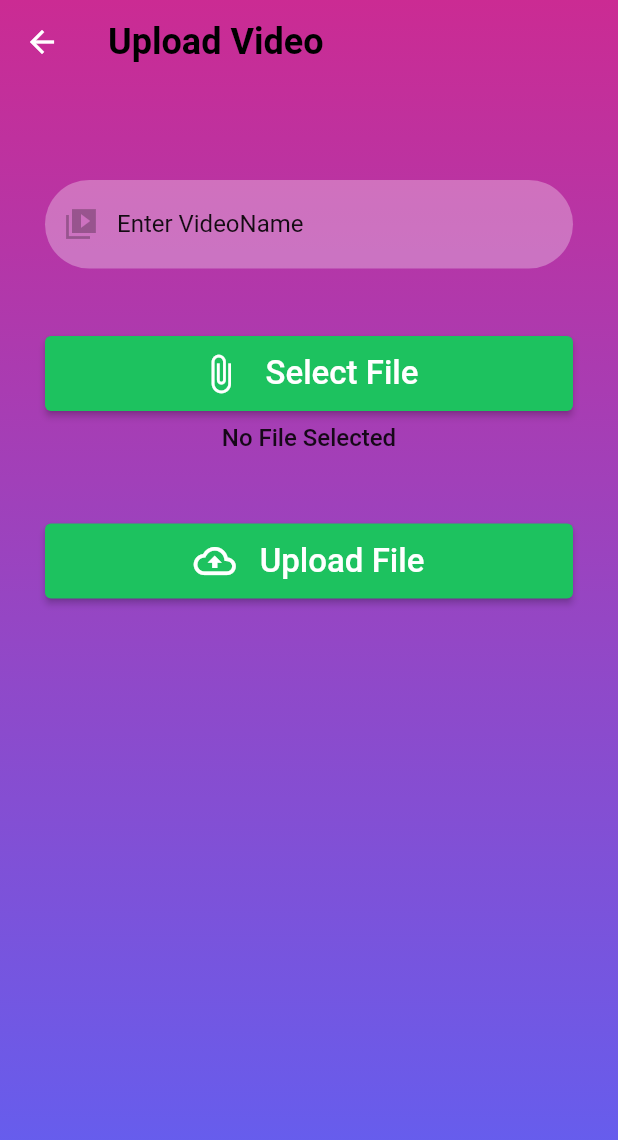
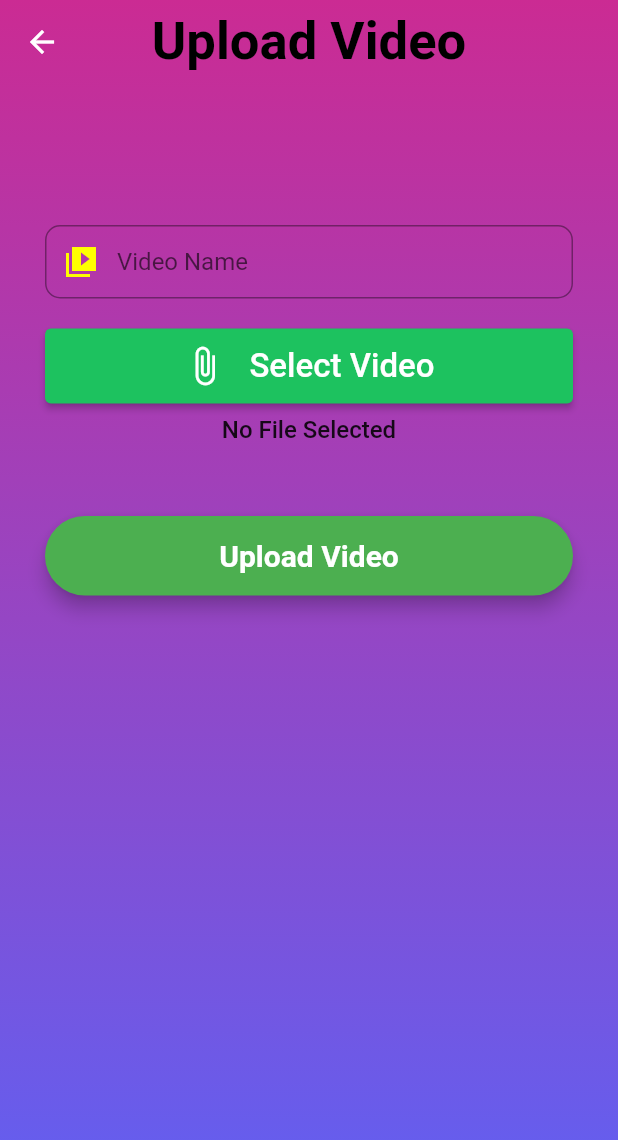
Before and after one commit to Nijanth06/VdoSecShare, a Flutter app: the HomeScreen screen opened directly, after a tap on "UPLOAD", on a phone screen of 412 x 824 dp. Shown: the top 1140 px of the screen. Run offline on Flutter 3.47's test engine with Material 2 defaults, Android fonts, the phone set to English and light mode, and no system bars; our stand-ins replace cloud_firestore, file_picker, firebase_auth, firebase_core, firebase_database, firebase_storage and 2 more; missing offline and left inert: cloud_firestore_web, firebase_analytics_web, firebase_auth_web, firebase_core_web, firebase_storage_web, image_picker_for_web; accounts and stored records are empty.

Commit message:
get the data

```diff
--- a/lib/Dashboard/homeScreen.dart
+++ b/lib/Dashboard/homeScreen.dart
@@ -1,5 +1,6 @@
 import 'package:firebase_auth/firebase_auth.dart';
 import 'package:flutter/material.dart';
+import 'package:vdosecshare/model/user_model.dart';
 import 'package:vdosecshare/screen/signInScreen.dart';
 import 'package:vdosecshare/tabs/Profile.dart';
 import 'package:vdosecshare/tabs/Shared.dart';
@@ -16,6 +17,7 @@ class HomeScreen extends StatefulWidget {
 }
 
 class _HomeScreenState extends State<HomeScreen> {
+  UserModel loggedInUser = UserModel();
   @override
   Widget build(BuildContext context) {
     return Scaffold(
@@ -23,11 +25,19 @@ class _HomeScreenState extends State<HomeScreen> {
         appBar: AppBar(
           backgroundColor: Colors.transparent,
           elevation: 0,
+          centerTitle: true,
           title: const Text(
             "Dashboard",
             style: TextStyle(
-                fontSize: 24, color: Colors.black, fontWeight: FontWeight.bold),
+                fontSize: 35, color: Colors.black, fontWeight: FontWeight.bold),
           ),
+            actions: [
+              IconButton(
+                  onPressed: () {
+                    logout(context);
+                  },
+                  icon: const Icon(Icons.logout)),
+            ]
         ),
         body: Stack(
           children: <Widget>[
@@ -45,7 +55,7 @@ class _HomeScreenState extends State<HomeScreen> {
               child: ElevatedButton(
                 style: ElevatedButton.styleFrom(
                     textStyle: TextStyle(fontSize: 15),
-                    primary: Colors.white,
+                    primary: Colors.blue,
                     onPrimary: Colors.black,
                     shape: const CircleBorder(),
                     fixedSize: const Size(150, 150)),
@@ -56,11 +66,9 @@ class _HomeScreenState extends State<HomeScreen> {
                   textAlign: TextAlign.right,
                 ),
                 onPressed: () {
-                  FirebaseAuth.instance.signOut().then((value) {
                     print("Profile View");
                     Navigator.push(context,
                         MaterialPageRoute(builder: (context) => Profile()));
-                  });
                 },
               ),
             ),
@@ -70,7 +78,7 @@ class _HomeScreenState extends State<HomeScreen> {
               child: ElevatedButton(
                 style: ElevatedButton.styleFrom(
                     textStyle: TextStyle(fontSize: 15),
-                    primary: Colors.white,
+                    primary: Colors.green,
                     onPrimary: Colors.black,
                     shape: const CircleBorder(),
                     fixedSize: const Size(150, 150)),
@@ -81,11 +89,9 @@ class _HomeScreenState extends State<HomeScreen> {
                   textAlign: TextAlign.right,
                 ),
                 onPressed: () {
-                  FirebaseAuth.instance.signOut().then((value) {
                     print("Upload the Video");
                     Navigator.push(context,
                         MaterialPageRoute(builder: (context) => Upload()));
-                  });
                 },
               ),
             ),
@@ -95,7 +101,7 @@ class _HomeScreenState extends State<HomeScreen> {
               child: ElevatedButton(
                 style: ElevatedButton.styleFrom(
                     textStyle: TextStyle(fontSize: 15),
-                    primary: Colors.white,
+                    primary: Colors.yellowAccent,
                     onPrimary: Colors.black,
                     shape: const CircleBorder(),
                     fixedSize: const Size(150, 150)),
@@ -106,11 +112,9 @@ class _HomeScreenState extends State<HomeScreen> {
                   textAlign: TextAlign.right,
                 ),
                 onPressed: () {
-                  FirebaseAuth.instance.signOut().then((value) {
                     print("Video list");
                     Navigator.push(context,
                         MaterialPageRoute(builder: (context) => Video_List()));
-                  });
                 },
               ),
             ),
@@ -120,7 +124,7 @@ class _HomeScreenState extends State<HomeScreen> {
               child: ElevatedButton(
                 style: ElevatedButton.styleFrom(
                     textStyle: TextStyle(fontSize: 15),
-                    primary: Colors.white,
+                    primary: Colors.deepOrange,
                     onPrimary: Colors.black,
                     shape: const CircleBorder(),
                     fixedSize: const Size(150, 150)),
@@ -131,11 +135,9 @@ class _HomeScreenState extends State<HomeScreen> {
                   textAlign: TextAlign.right,
                 ),
                 onPressed: () {
-                  FirebaseAuth.instance.signOut().then((value) {
                     print("Shared video");
                     Navigator.push(context,
                         MaterialPageRoute(builder: (context) => Shared()));
-                  });
                 },
               ),
             ),
@@ -148,7 +150,7 @@ class _HomeScreenState extends State<HomeScreen> {
                     primary: Colors.white,
                     onPrimary: Colors.black,
                     shape: RoundedRectangleBorder(
-                        borderRadius: BorderRadius.circular(80.0)),
+                        borderRadius: BorderRadius.circular(10.0)),
                     ),
                 child: Text(
                   "Log Out",
@@ -157,15 +159,16 @@ class _HomeScreenState extends State<HomeScreen> {
                   textAlign: TextAlign.right,
                 ),
                 onPressed: () {
-                  FirebaseAuth.instance.signOut().then((value) {
-                    print("Sign Out");
-                    Navigator.push(context,
-                        MaterialPageRoute(builder: (context) => SigninScreen()));
-                  });
+                  logout(context);
                 },
               ),
             ),
           ],
         ));
   }
+  Future<void> logout(BuildContext context) async {
+    await FirebaseAuth.instance.signOut();
+    Navigator.of(context).pushReplacement(
+        MaterialPageRoute(builder: (context) => SigninScreen()));
+  }
 }
--- a/lib/reusable_text_field/text_field.dart
+++ /dev/null
@@ -1,55 +0,0 @@
-import 'package:flutter/material.dart';
-
-TextField reusableTextField(String text, IconData icon, bool isPasswordType,
-    TextEditingController controller) {
-  return TextField(
-    controller: controller,
-    obscureText: isPasswordType,
-    enableSuggestions: !isPasswordType,
-    autocorrect: !isPasswordType,
-    cursorColor: Colors.white,
-    style: TextStyle(color: Colors.black54.withOpacity(0.9)),
-    decoration: InputDecoration(
-      prefixIcon: Icon(icon, color: Colors.black26),
-      labelText: text,
-      labelStyle: TextStyle(color: Colors.black87.withOpacity(0.9)),
-      filled: true,
-      floatingLabelBehavior: FloatingLabelBehavior.never,
-      fillColor: Colors.white.withOpacity(0.3),
-      border: OutlineInputBorder(
-          borderRadius: BorderRadius.circular(30.0),
-          borderSide: const BorderSide(width: 0, style: BorderStyle.none)),
-    ),
-    keyboardType: isPasswordType
-        ? TextInputType.visiblePassword
-        : TextInputType.emailAddress,
-  );
-}
-
-Container firebaseUIButton(BuildContext context, String title, Function onTap) {
-  return Container(
-    width: MediaQuery.of(context).size.width,
-    height: 50,
-    margin: const EdgeInsets.fromLTRB(0, 10, 0, 20),
-    decoration: BoxDecoration(borderRadius: BorderRadius.circular(90)),
-    child: ElevatedButton(
-      onPressed: () {
-        onTap();
-      },
-      child: Text(
-        title,
-        style: const TextStyle(
-            color: Colors.black87, fontWeight: FontWeight.bold, fontSize: 16),
-      ),
-      style: ButtonStyle(
-          backgroundColor: MaterialStateProperty.resolveWith((states) {
-            if (states.contains(MaterialState.pressed)) {
-              return Colors.black26;
-            }
-            return Colors.white;
-          }),
-          shape: MaterialStateProperty.all<RoundedRectangleBorder>(
-              RoundedRectangleBorder(borderRadius: BorderRadius.circular(30)))),
-    ),
-  );
-}
--- a/lib/tabs/Upload.dart
+++ b/lib/tabs/Upload.dart
@@ -1,48 +1,117 @@
 import 'dart:io';
-import 'package:encrypt/encrypt.dart' as encrypt;
-import 'package:file_picker/file_picker.dart';
-import 'package:firebase_auth/firebase_auth.dart';
+
+import 'package:cloud_firestore/cloud_firestore.dart';
 import 'package:firebase_storage/firebase_storage.dart';
 import 'package:flutter/material.dart';
-import 'package:vdosecshare/Dashboard/homeScreen.dart';
-import 'package:vdosecshare/api/firebase_api.dart';
-import 'package:vdosecshare/reusable_text_field/text_field.dart';
+import 'package:image_picker/image_picker.dart';
+import 'package:vdosecshare/model/user_model.dart';
 import 'package:vdosecshare/utils/button_widget.dart';
 import 'package:vdosecshare/utils/color_utils.dart';
-import 'package:path/path.dart';
+
+class Upload extends StatefulWidget {
+  final String? userId;
+  const Upload({Key? key, this.userId}) : super(key: key);
+
+  @override
+  State<Upload> createState() => _UploadState();
+}
+
+
+class _UploadState extends State<Upload> {
+  // initializing some values
+  File? _video;
+  final imagePicker = ImagePicker();
+  String? downloadURL;
+  UploadTask? task;
+  TextEditingController tec = TextEditingController();
+  var encryptedText, plainText ;
+
+  TextEditingController videoNameController = TextEditingController();
+  // picking the video
+
+  Future selectFile() async {
+    final pick = await imagePicker.pickVideo(source: ImageSource.gallery);
+    setState(() {
+      if (pick != null) {
+        _video = File(pick.path);
+      } else {
+        showSnackBar("No File selected", Duration(milliseconds: 400));
+      }
+    });
+  }
 
 
 
-class Upload extends StatefulWidget {
-  const Upload({Key? key}) : super(key: key);
+    @override
+    Widget build(BuildContext context) {
+    //video name
+      //first name field
+      final videoNameField = TextFormField(
+          autofocus: false,
+          controller: videoNameController,
+          keyboardType: TextInputType.name,
 
-  @override
-  _UploadState createState() => _UploadState();
+          onSaved: (value) {
+            videoNameController.text = value!;
+          },
+          textInputAction: TextInputAction.next,
+          decoration: InputDecoration(
+            prefixIcon: Icon(Icons.video_library_sharp,color: Colors.yellowAccent,),
+            contentPadding: EdgeInsets.fromLTRB(20, 15, 20, 15),
+            hintText: "Video Name",
+            border: OutlineInputBorder(
+              borderRadius: BorderRadius.circular(10),
+            ),
+          ));
+
+      final UploadVideoButton =Material(
+        elevation: 5,
+        borderRadius: BorderRadius.circular(30),
+        color: Colors.green,
+        child: MaterialButton(
+            padding: EdgeInsets.fromLTRB(20, 15, 20, 15),
+            minWidth: MediaQuery.of(context).size.width,
+            onPressed: () {
+                if (_video != null) {
+                  uploadVideo(_video!);
+                } else {
+                  showSnackBar("Select Video first",
+                      Duration(milliseconds: 400));
                 }
 
-class _UploadState extends State<Upload> {
-  UploadTask? task;
-  File? file;
-  TextEditingController tec = TextEditingController();
-  var encryptedText, plainText ;
-  TextEditingController _videoNameTextController = TextEditingController();
-  @override
-  Widget build(BuildContext context) {
-    final fileName = file != null ? basename(file!.path): 'No File Selected';
+              },
+
+            child: Text(
+              "Upload Video",
+              textAlign: TextAlign.center,
+              style: TextStyle(
+                  fontSize: 20, color: Colors.white, fontWeight: FontWeight.bold),
+            )),
+      );
+
+
+      final fileName = _video != null ? _video!.path: 'No File Selected';
       return Scaffold(
         extendBodyBehindAppBar: true,
         appBar: AppBar(
           backgroundColor: Colors.transparent,
           elevation: 0,
+          centerTitle: true,
           title: const Text(
             "Upload Video",
             style: TextStyle(
-              fontSize: 24, color: Colors.black, fontWeight: FontWeight.bold),
+                fontSize: 35, color: Colors.black, fontWeight: FontWeight.bold),
           ),
         ),
         body: Container(
-        width: MediaQuery.of(context).size.width,
-        height: MediaQuery.of(context).size.height,
+          width: MediaQuery
+              .of(context)
+              .size
+              .width,
+          height: MediaQuery
+              .of(context)
+              .size
+              .height,
           decoration: BoxDecoration(
               gradient: LinearGradient(colors: [
                 hexStringToColor("CB2B93"),
@@ -54,14 +123,12 @@ class _UploadState extends State<Upload> {
               padding: EdgeInsets.fromLTRB(30, 120, 30, 10),
               child: Column(
                 children: <Widget>[
-                reusableTextField("Enter VideoName", Icons.video_library_sharp, false,
-                    _videoNameTextController),
-                const SizedBox(
-                  height: 45,
-                ),
+                  SizedBox(height: 30),
+                  videoNameField,
+                  SizedBox(height: 20),
                   ButtonWidget(
                     icon: Icons.attach_file,
-                  text: 'Select File',
+                    text: 'Select Video',
                     onClicked: selectFile,
                   ),
                   SizedBox(height: 8),
@@ -69,14 +136,11 @@ class _UploadState extends State<Upload> {
                     style: TextStyle(fontSize: 16, fontWeight: FontWeight.w500),
                   ),
                   SizedBox(height: 48),
-                ButtonWidget(
-                  icon: Icons.cloud_upload_outlined,
-                  text: 'Upload File',
-                  onClicked: uploadFile,
-                ),
+                  UploadVideoButton,
 
                   SizedBox(height: 20),
                   task != null ? buildUploadStatus(task!) : Container(),
+
 
                 ],
               ),
@@ -84,36 +148,35 @@ class _UploadState extends State<Upload> {
           ),
         ),
       );
-
-  }
-  Future selectFile() async{
-    final result = await FilePicker.platform.pickFiles(allowMultiple: false);
-
-    if (result == null) return;
-    final path = result.files.single.path!;
-
-    setState(()  => file = File(path));
     }
 
-  Future uploadFile() async {
-    if (file ==null) return;
+    // show snack bar
 
-    final fileName = basename(file!.path);
-    final destination = 'files/$fileName';
-    task = FirebaseApi.uploadFile(destination, file!);
-     plainText = 'files/$fileName';
-    setState(() {
-      encryptedText = MyEncryptionDecryption.encryptAES(plainText);
-    });
+    showSnackBar(String snackText, Duration d) {
+      final snackBar = SnackBar(content: Text(snackText), duration: d);
+      ScaffoldMessenger.of(context).showSnackBar(snackBar);
+    }
+  // uploading the image to firebase cloudstore
+  Future uploadVideo(File _video) async {
+    final videoId = DateTime.now().millisecondsSinceEpoch.toString();
+    FirebaseFirestore firebaseFirestore = FirebaseFirestore.instance;
+    Reference reference = FirebaseStorage.instance
+        .ref()
+        .child('${widget.userId}/video')
+        .child("post_$videoId");
 
-    if (task == null) return;
+    await reference.putFile(_video);
+    downloadURL = await reference.getDownloadURL();
 
-    final snapshot = await task!.whenComplete(() {});
-    final urlDownload = await snapshot.ref.getDownloadURL();
+    // cloud firestore
+    await firebaseFirestore
+        .collection("users")
+        .doc(widget.userId)
+        .collection("video")
+        .add({'downloadURL': downloadURL}).whenComplete(
+            () => showSnackBar("Video Uploaded", Duration(seconds: 2)));
+  }
 
-    print('Download-Link: $urlDownload');
-
-  }
     Widget buildUploadStatus(UploadTask task) => StreamBuilder<TaskSnapshot>(
       stream: task.snapshotEvents,
       builder: (context, snapshot) {
@@ -131,27 +194,8 @@ class _UploadState extends State<Upload> {
           return Container();
         }
 
+
       },
     );
+
 }
-
-class MyEncryptionDecryption {
-  static final key = encrypt.Key.fromLength(32);
-  static final iv = encrypt.IV.fromLength(16);
-  static final encrypter = encrypt.Encrypter(encrypt.AES(key));
-
-  static encryptAES(text) {
-    final encrypted = encrypter.encrypt(text, iv: iv);
-
-    print(encrypted.bytes);
-    print(encrypted.base16);
-    print(encrypted.base64);
-    return encrypted;
-  }
-
-  static decryptAES(text) {
-    final decrypted = encrypter.decrypt(text, iv: iv);
-    print(decrypted);
-    return decrypted;
-  }
-}
--- a/lib/tabs/Video_List.dart
+++ b/lib/tabs/Video_List.dart
@@ -1,4 +1,7 @@
+import 'package:cloud_firestore/cloud_firestore.dart';
+import 'package:firebase_auth/firebase_auth.dart';
 import 'package:flutter/material.dart';
+import 'package:vdosecshare/model/user_model.dart';
 import 'package:vdosecshare/utils/color_utils.dart';
 
 class Video_List extends StatefulWidget {
@@ -9,6 +12,8 @@ class Video_List extends StatefulWidget {
 }
 
 class _Video_ListState extends State<Video_List> {
+
+
   @override
   Widget build(BuildContext context) {
     return Scaffold(
```
Also changed, not shown: lib/tabs/Profile.dart (+130 -37 lines), 1 other file. Lines whose indentation alone changed are shown as unchanged.
